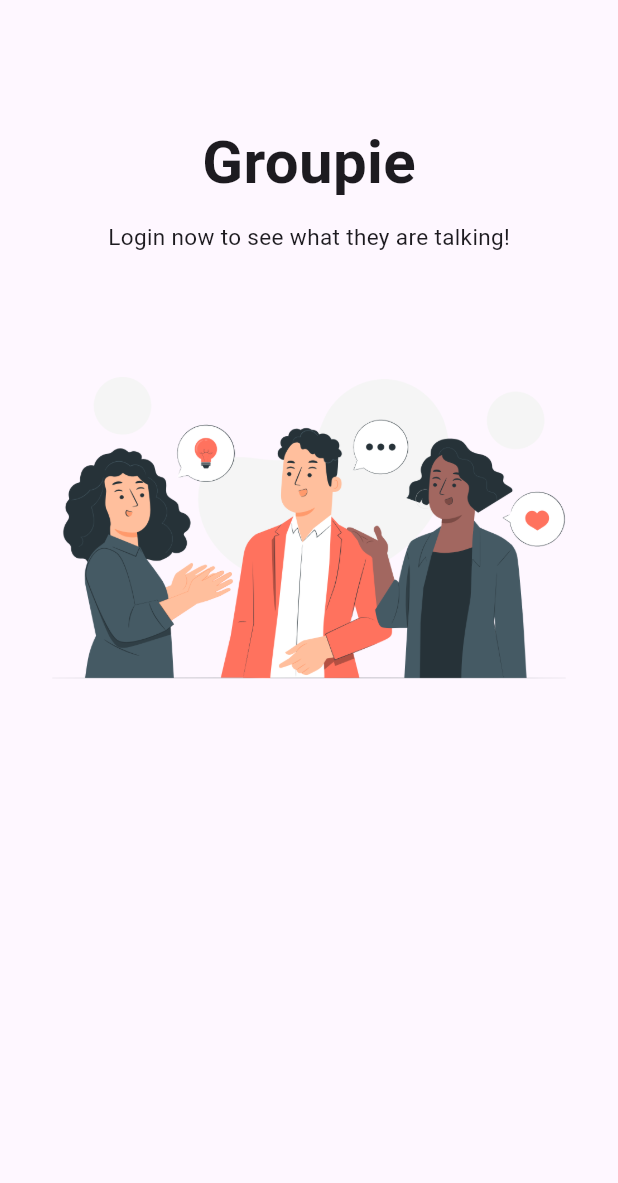
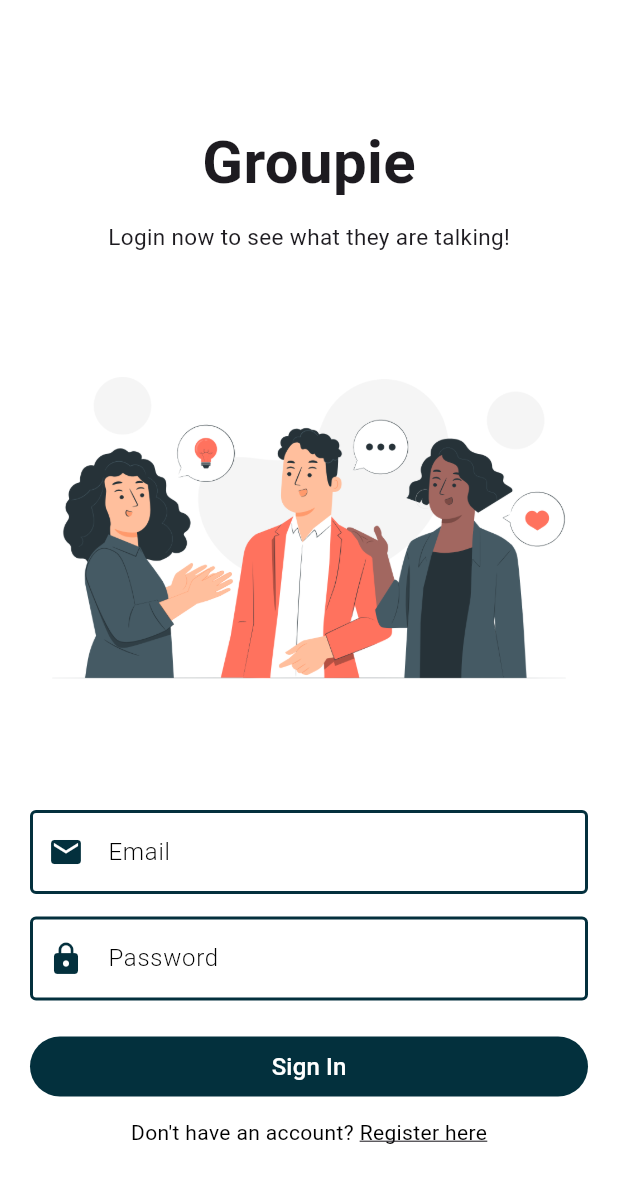
Before and after one commit to it21172878/chat_mobile_app, a Flutter app: the screen it shows after launch, on a phone screen of 412 x 824 dp. Shown: the top 1183 px of the screen. Run offline on Flutter 3.47's test engine with Material 3 defaults, Android fonts, the phone set to English and light mode, and no system bars; our stand-ins replace firebase_core, shared_preferences; accounts and stored records are empty.

Commit message:
Login Page - UI Design

```diff
--- a/lib/main.dart
+++ b/lib/main.dart
@@ -53,6 +53,9 @@ class _MyAppState extends State<MyApp> {
   @override
   Widget build(BuildContext context) {
     return MaterialApp(
+      theme: ThemeData(
+          primaryColor: Constants().primaryColor,
+          scaffoldBackgroundColor: Colors.white),
       debugShowCheckedModeBanner: false,
       home: _isSignedIn ? const HomePage() : const LoginPage(),
     );
--- a/lib/pages/auth/login_page.dart
+++ b/lib/pages/auth/login_page.dart
@@ -1,3 +1,6 @@
+import 'package:chat_mobile_app/pages/auth/register_page.dart';
+import 'package:chat_mobile_app/widgets/widgets.dart';
+import 'package:flutter/gestures.dart';
 import 'package:flutter/material.dart';
 
 class LoginPage extends StatefulWidget {
@@ -9,6 +12,8 @@ class LoginPage extends StatefulWidget {
 
 class _LoginPageState extends State<LoginPage> {
   final formKey = GlobalKey<FormState>();
+  String email = "";
+  String password = "";
   @override
   Widget build(BuildContext context) {
     return Scaffold(
@@ -29,11 +34,91 @@ class _LoginPageState extends State<LoginPage> {
                   const Text("Login now to see what they are talking!",
                       style:
                           TextStyle(fontSize: 15, fontWeight: FontWeight.w400)),
-                  Image.asset("assets/login.png")
+                  Image.asset("assets/login.png"),
+                  TextFormField(
+                      decoration: textInputDecoration.copyWith(
+                          labelText: "Email",
+                          prefixIcon: Icon(
+                            Icons.email,
+                            color: Theme.of(context).primaryColor,
+                          )),
+                      onChanged: (val) {
+                        setState(() {
+                          email = val;
+                        });
+                      },
+                      // check the validation
+                      validator: (val) {
+                        return RegExp(
+                                    r"^[a-zA-Z0-9.a-zA-Z0-9.!#$%&'*+-/=?^_`{|}~]+@[a-zA-Z0-9]+\.[a-zA-Z]+")
+                                .hasMatch(val!)
+                            ? null
+                            : "Please enter a valid email";
+                      }),
+                  const SizedBox(height: 15),
+                  TextFormField(
+                    obscureText: true,
+                    decoration: textInputDecoration.copyWith(
+                        labelText: "Password",
+                        prefixIcon: Icon(
+                          Icons.lock,
+                          color: Theme.of(context).primaryColor,
+                        )),
+                    validator: (val) {
+                      if (val!.length < 6) {
+                        return 'Password must be at least 6 characters';
+                      } else {
+                        return null;
+                      }
+                    },
+                    onChanged: (val) {
+                      setState(() {
+                        password = val;
+                      });
+                    },
+                  ),
+                  const SizedBox(height: 20),
+                  SizedBox(
+                    width: double.infinity,
+                    child: ElevatedButton(
+                      style: ElevatedButton.styleFrom(
+                          backgroundColor: Theme.of(context).primaryColor,
+                          elevation: 0,
+                          shape: RoundedRectangleBorder(
+                              borderRadius: BorderRadius.circular(30))),
+                      child: const Text(
+                        "Sign In",
+                        style: TextStyle(color: Colors.white, fontSize: 16),
+                      ),
+                      onPressed: () {
+                        login();
+                      },
+                    ),
+                  ),
+                  const SizedBox(height: 10),
+                  Text.rich(
+                    TextSpan(
+                      text: "Don't have an account? ",
+                      style: const TextStyle(color: Colors.black, fontSize: 14),
+                      children: <TextSpan>[
+                        TextSpan(
+                            text: "Register here",
+                            style: const TextStyle(
+                                color: Colors.black,
+                                decoration: TextDecoration.underline),
+                            recognizer: TapGestureRecognizer()
+                              ..onTap = () {
+                                nextScreen(context, const RegisterPage());
+                              })
+                      ],
+                    ),
+                  )
                 ],
               )),
         ),
       ),
     );
   }
+
+  login() {}
 }
--- a/lib/shared/constants.dart
+++ b/lib/shared/constants.dart
@@ -1,6 +1,9 @@
+import 'package:flutter/material.dart';
+
 class Constants {
   static String appId = "1:335815933516:web:9a5e8c96a0522529743ee9";
   static String apiKey = "AIzaSyDGGyfXqXbH4yx7QgkijK17Hd0XHuujQj4";
   static String messagingSenderId = "335815933516";
   static String projectId = "chat-mobile-app-e7aed";
+  final primaryColor = Color.fromARGB(255, 3, 48, 61);
 }
--- /dev/null
+++ b/lib/widgets/widgets.dart
@@ -0,0 +1,23 @@
+import 'package:flutter/material.dart';
+
+const textInputDecoration = InputDecoration(
+  labelStyle: TextStyle(color: Colors.black, fontWeight: FontWeight.w300),
+  focusedBorder: OutlineInputBorder(
+    borderSide: BorderSide(color: Color.fromARGB(255, 3, 48, 61), width: 2),
+  ),
+  enabledBorder: OutlineInputBorder(
+    borderSide: BorderSide(color: Color.fromARGB(255, 3, 48, 61), width: 2),
+  ),
+  errorBorder: OutlineInputBorder(
+    borderSide: BorderSide(color: Color.fromARGB(255, 3, 48, 61), width: 2),
+  ),
+);
+
+void nextScreen(context, page) {
+  Navigator.push(context, MaterialPageRoute(builder: (context) => page));
+}
+
+void nextScreenReplace(context, page) {
+  Navigator.pushReplacement(
+      context, MaterialPageRoute(builder: (context) => page));
+}
```
Also changed, not shown: lib/pages/auth/register_page.dart (added, +19 -0 lines).
